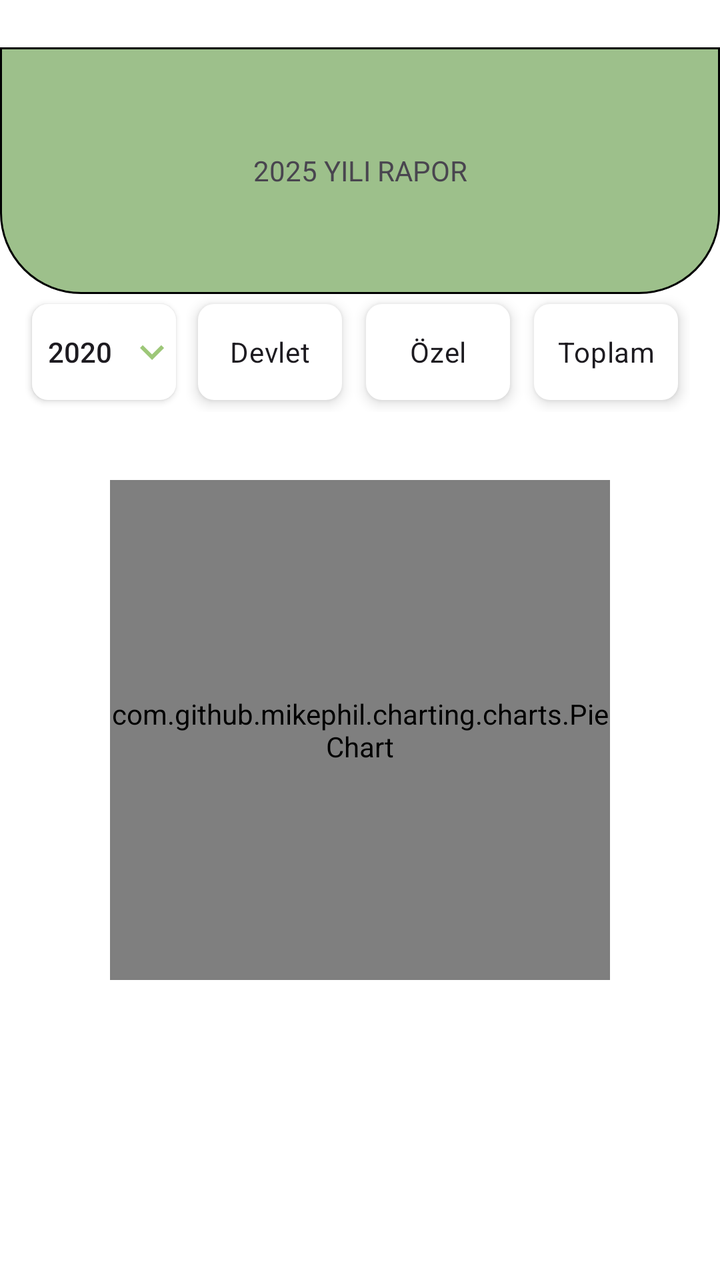
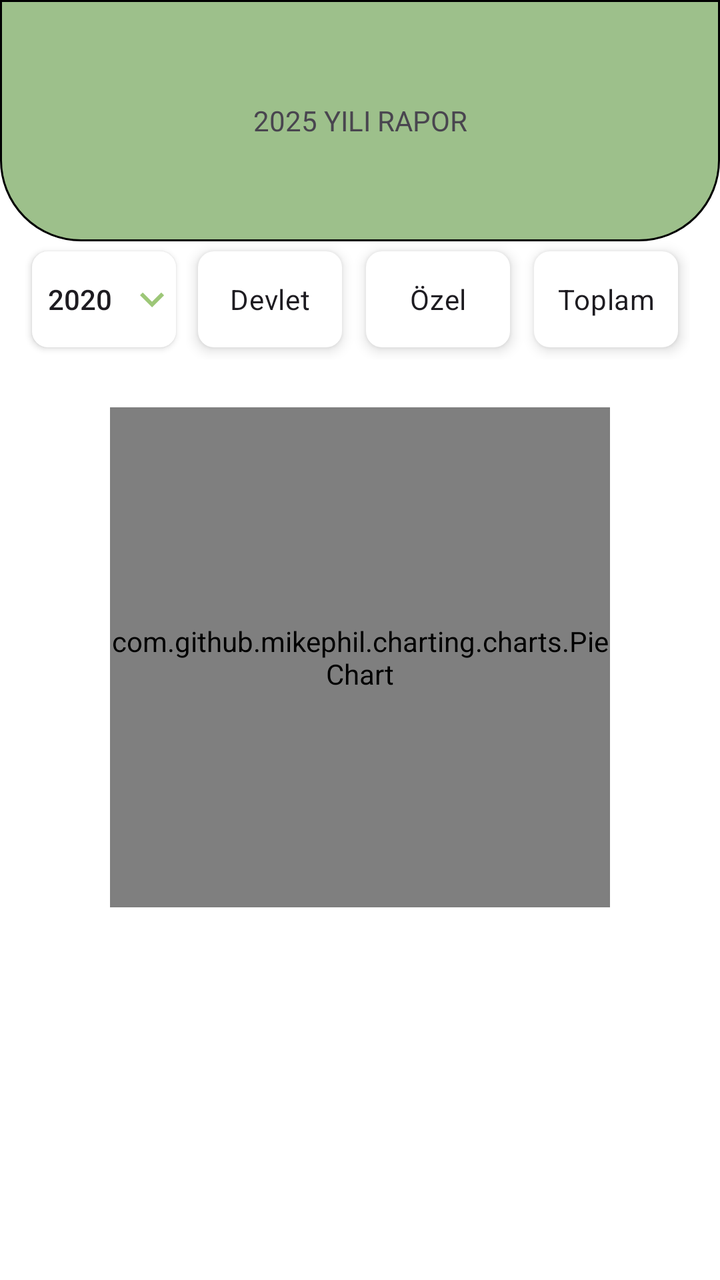

Compare the two renders of this Android layout. The source of the first and the diff that turns it into the second are given below.
<!-- AndroidManifest.xml: application theme Theme.DesignExample -->
<!-- res/layout/fragment_birinci.xml -->
<?xml version="1.0" encoding="utf-8"?>
<androidx.constraintlayout.widget.ConstraintLayout xmlns:android="http://schemas.android.com/apk/res/android"
    xmlns:app="http://schemas.android.com/apk/res-auto"
    xmlns:tools="http://schemas.android.com/tools"
    android:layout_width="match_parent"
    android:layout_height="match_parent"
    android:background="@color/white"
    tools:context=".design.birinciFragment">


    <ScrollView
        android:id="@+id/scrollView3"
        android:layout_width="match_parent"
        android:layout_height="0dp"
        app:layout_constraintBottom_toBottomOf="parent"
        tools:layout_editor_absoluteX="4dp">

        <androidx.constraintlayout.widget.ConstraintLayout
            android:layout_width="match_parent"
            android:layout_height="match_parent"
            android:orientation="vertical">

            <TextView
                android:id="@+id/baslikTextView"
                android:layout_width="match_parent"
                android:layout_height="0dp"
                android:background="@drawable/textview_background"
                android:gravity="center"
                android:text="2025 YILI RAPOR"
                android:textAlignment="center"
                app:layout_constraintHeight_percent="0.2"
                tools:layout_editor_absoluteX="119dp"
                tools:layout_editor_absoluteY="2dp" />

            <com.github.mikephil.charting.charts.PieChart
                android:id="@+id/pieChart"
                android:layout_width="250dp"
                android:layout_height="250dp"
                android:layout_marginBottom="150dp"
                app:layout_constraintBottom_toBottomOf="parent"
                app:layout_constraintEnd_toEndOf="parent"
                app:layout_constraintStart_toStartOf="@+id/cardView2"
                app:layout_constraintTop_toBottomOf="@+id/cardView2" />

            <androidx.cardview.widget.CardView
                android:id="@+id/cardView2"
                android:layout_width="match_parent"
                android:layout_height="wrap_content"
                android:elevation="50dp"
                app:cardElevation="0dp"
                app:layout_constraintTop_toBottomOf="@+id/button">

                <androidx.recyclerview.widget.RecyclerView
                    android:id="@+id/bahceSecimRecyclerView"
                    android:layout_width="match_parent"
                    android:layout_height="wrap_content"
                    android:layout_margin="10dp"
                    android:orientation="horizontal"
                    android:padding="10dp" />
            </androidx.cardview.widget.CardView>

            <androidx.appcompat.widget.AppCompatButton
                android:id="@+id/button"
                android:layout_width="0dp"
                android:layout_height="wrap_content"
                android:layout_marginStart="16dp"
                android:layout_marginTop="5dp"
                android:background="@drawable/radio_button_selector"
                android:drawableEnd="@drawable/dropdown_icon"
                android:text="2020"
                app:layout_constraintStart_toStartOf="parent"
                app:layout_constraintTop_toBottomOf="@+id/baslikTextView"
                app:layout_constraintWidth_percent="0.2" />

            <RadioGroup
                android:id="@+id/radioGroup2"
                android:layout_width="0dp"
                android:layout_height="wrap_content"
                android:layout_marginEnd="15dp"
                android:orientation="horizontal"
                app:layout_constraintBottom_toBottomOf="@+id/button"
                app:layout_constraintEnd_toEndOf="parent"
                app:layout_constraintTop_toTopOf="@+id/button"
                app:layout_constraintWidth_percent="0.70">

                <RadioButton
                    android:id="@+id/radioButton"
                    android:layout_width="0dp"
                    android:layout_height="wrap_content"
                    android:layout_margin="6dp"
                    android:layout_weight="1"
                    android:background="@drawable/radio_button_selector"
                    android:button="@null"
                    android:elevation="4dp"
                    android:padding="6dp"
                    android:text="Devlet"
                    android:textAlignment="center" />

                <RadioButton
                    android:id="@+id/radioButton2"
                    android:layout_width="0dp"
                    android:layout_height="wrap_content"
                    android:layout_margin="6dp"
                    android:layout_marginEnd="10dp"
                    android:layout_weight="1"
                    android:background="@drawable/radio_button_selector"
                    android:button="@null"
                    android:elevation="4dp"
                    android:padding="6dp"
                    android:text="Özel"
                    android:textAlignment="center" />

                <RadioButton
                    android:id="@+id/radioButton3"
                    android:layout_width="0dp"
                    android:layout_height="wrap_content"
                    android:layout_margin="6dp"
                    android:layout_marginEnd="10dp"
                    android:layout_weight="1"
                    android:background="@drawable/radio_button_selector"
                    android:button="@null"
                    android:elevation="4dp"
                    android:padding="6dp"
                    android:text="Toplam"
                    android:textAlignment="center" />
            </RadioGroup>


        </androidx.constraintlayout.widget.ConstraintLayout>
    </ScrollView>


</androidx.constraintlayout.widget.ConstraintLayout>
<!-- resources referenced by this layout -->
<resources>
  <color name="white">#FFFFFFFF</color>
  <!-- drawable dropdown_icon (drawable) -->
  <vector xmlns:android="http://schemas.android.com/apk/res/android" android:height="24dp" android:tint="#9DC778" android:viewportHeight="24" android:viewportWidth="24" android:width="24dp">
        
      <path android:fillColor="@android:color/white" android:pathData="M7.41,8.59L12,13.17l4.59,-4.58L18,10l-6,6 -6,-6 1.41,-1.41z"/>
      
  </vector>
  <!-- drawable radio_button_selector (drawable) -->
  <?xml version="1.0" encoding="utf-8"?>
  <selector xmlns:android="http://schemas.android.com/apk/res/android">
  
      <item android:state_checked="true">
          <shape android:shape="rectangle">
              <solid android:color="#E9FFBF"/>
              <corners android:radius="8dp"/>
          </shape>
      </item>
  
      <item android:state_checked="false">
          <shape android:shape="rectangle">
              <solid android:color="#FFFFFF"/>
              <corners android:radius="8dp"/>
          </shape>
      </item>
  
  
  </selector>
  <!-- drawable textview_background (drawable) -->
  <?xml version="1.0" encoding="utf-8"?>
  <shape xmlns:android="http://schemas.android.com/apk/res/android">
  
      <stroke
          android:width="1dp"
          android:color="@color/black"/>
      <solid
          android:color="@color/TextViewGreen"/>
      <padding
          android:left="1dp"
          android:right="1dp"
          android:top="1dp"
          android:bottom="1dp"/>
  
      <corners android:bottomLeftRadius="40dp"
              android:bottomRightRadius="40dp"/>
  
  
  
  </shape>
  <style name="Theme.DesignExample" parent="Base.Theme.DesignExample" />
  <color name="black">#FF000000</color>
  <color name="TextViewGreen">#9DC08B</color>
  <style name="Base.Theme.DesignExample" parent="Theme.Material3.DayNight.NoActionBar">
          
          
          <item name="android:statusBarColor">@color/black</item>
      </style>
</resources>

<!-- the commit's change to res/layout/fragment_birinci.xml (unified diff, before → after) -->
@@ -10,10 +10,12 @@
 
     <ScrollView
         android:id="@+id/scrollView3"
-        android:layout_width="match_parent"
+        android:layout_width="0dp"
         android:layout_height="0dp"
         app:layout_constraintBottom_toBottomOf="parent"
-        tools:layout_editor_absoluteX="4dp">
+        app:layout_constraintEnd_toEndOf="parent"
+        app:layout_constraintStart_toStartOf="parent"
+        app:layout_constraintTop_toTopOf="parent">
 
         <androidx.constraintlayout.widget.ConstraintLayout
             android:layout_width="match_parent"
@@ -39,25 +41,8 @@
                 android:layout_marginBottom="150dp"
                 app:layout_constraintBottom_toBottomOf="parent"
                 app:layout_constraintEnd_toEndOf="parent"
-                app:layout_constraintStart_toStartOf="@+id/cardView2"
-                app:layout_constraintTop_toBottomOf="@+id/cardView2" />
-
-            <androidx.cardview.widget.CardView
-                android:id="@+id/cardView2"
-                android:layout_width="match_parent"
-                android:layout_height="wrap_content"
-                android:elevation="50dp"
-                app:cardElevation="0dp"
-                app:layout_constraintTop_toBottomOf="@+id/button">
-
-                <androidx.recyclerview.widget.RecyclerView
-                    android:id="@+id/bahceSecimRecyclerView"
-                    android:layout_width="match_parent"
-                    android:layout_height="wrap_content"
-                    android:layout_margin="10dp"
-                    android:orientation="horizontal"
-                    android:padding="10dp" />
-            </androidx.cardview.widget.CardView>
+                app:layout_constraintStart_toStartOf="parent"
+                app:layout_constraintTop_toBottomOf="@+id/bahceSecimRecyclerView" />
 
             <androidx.appcompat.widget.AppCompatButton
                 android:id="@+id/button"
@@ -71,6 +56,17 @@
                 app:layout_constraintStart_toStartOf="parent"
                 app:layout_constraintTop_toBottomOf="@+id/baslikTextView"
                 app:layout_constraintWidth_percent="0.2" />
+
+            <androidx.recyclerview.widget.RecyclerView
+                android:id="@+id/bahceSecimRecyclerView"
+                android:layout_width="match_parent"
+                android:layout_height="wrap_content"
+                android:layout_margin="10dp"
+                android:orientation="horizontal"
+                android:padding="10dp"
+                app:layout_constraintEnd_toEndOf="parent"
+                app:layout_constraintStart_toStartOf="parent"
+                app:layout_constraintTop_toBottomOf="@+id/button" />
 
             <RadioGroup
                 android:id="@+id/radioGroup2"
